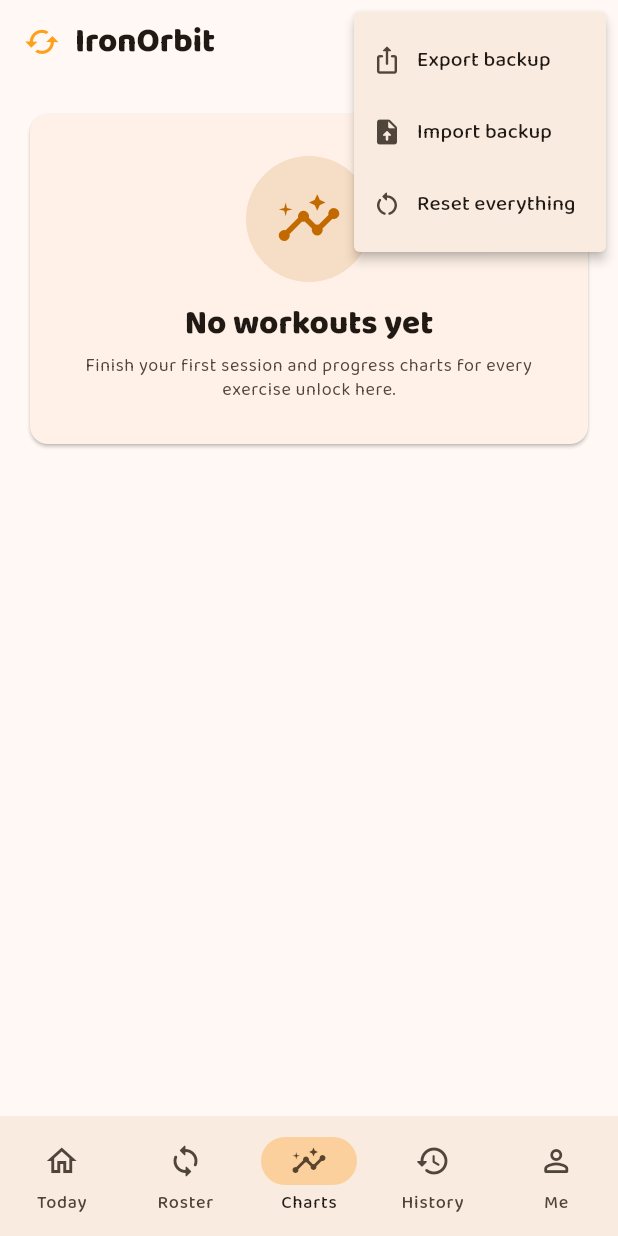
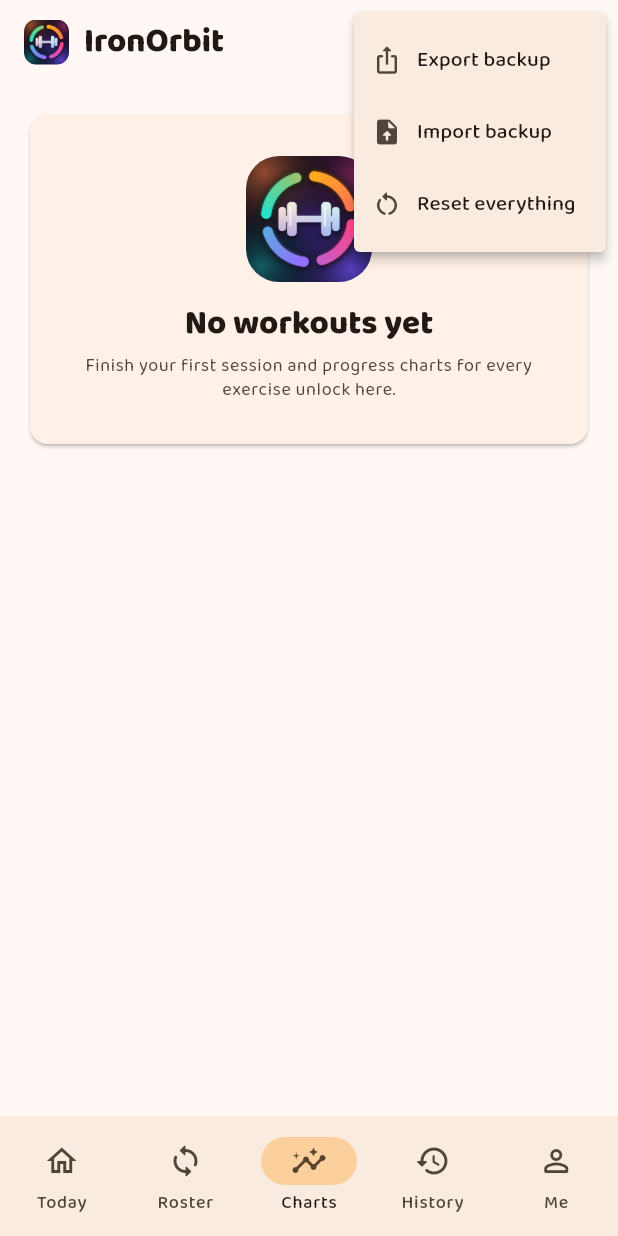
Before and after one commit to RingMaster777/ironorbit, a Flutter app: the screen it shows after launch, item 3 of the bottom bar chosen, after a tap on the "more vert" icon, on a phone screen of 412 x 824 dp. Run offline on Flutter 3.47's test engine with Material 3 defaults, Android fonts, the phone set to English and light mode, and no system bars; our stand-ins replace file_picker, shared_preferences.

Commit message:
Version upgrade

```diff
--- a/lib/sysio.dart
+++ /dev/null
@@ -1,3 +0,0 @@
-/// Conditional file write: real dart:io on native platforms, no-op on web
-/// (where backups go through the browser download instead).
-export 'sysio_stub.dart' if (dart.library.io) 'sysio_vm.dart';
--- a/lib/sysio_stub.dart
+++ /dev/null
@@ -1,2 +0,0 @@
-/// Web stub — file writes go through the browser download instead.
-Future<bool> writeFile(String path, String data) async => false;
--- a/lib/ui/charts_page.dart
+++ b/lib/ui/charts_page.dart
@@ -103,12 +103,9 @@ class _ChartsPageState extends State<ChartsPage> {
                   curve: Curves.elasticOut,
                   builder: (_, v, __) => Transform.scale(
                     scale: v,
-                    child: Container(
-                      width: 84,
-                      height: 84,
-                      decoration: BoxDecoration(
-                          shape: BoxShape.circle, color: chartCols(context)[0].withOpacity(.15)),
-                      child: Icon(Icons.insights_rounded, size: 44, color: chartCols(context)[0]),
+                    child: ClipRRect(
+                      borderRadius: BorderRadius.circular(22),
+                      child: Image.asset('assets/logo/ironorbit_logo.png', width: 84, height: 84),
                     ),
                   ),
                 ),
--- a/lib/ui/ring.dart
+++ b/lib/ui/ring.dart
@@ -57,10 +57,21 @@ class DayRing extends StatelessWidget {
               ),
             ),
             Center(
-              child: Column(mainAxisSize: MainAxisSize.min, children: [
-                Text('Day ${next + 1} of $n', style: tt.bodySmall),
-                Text(plan[next]['name'], style: tt.headlineSmall),
-              ]),
+              child: SizedBox(
+                // Keeps long day names (e.g. "Shoulder and Traps") inside the
+                // ring's own border instead of overflowing past its stroke.
+                width: r * 2 - 40,
+                child: Column(mainAxisSize: MainAxisSize.min, children: [
+                  Text('Day ${next + 1} of $n', style: tt.bodySmall, textAlign: TextAlign.center),
+                  Text(
+                    plan[next]['name'],
+                    style: tt.headlineSmall,
+                    textAlign: TextAlign.center,
+                    maxLines: 2,
+                    overflow: TextOverflow.ellipsis,
+                  ),
+                ]),
+              ),
             ),
           ];
           for (var i = 0; i < n; i++) {
--- a/pubspec.yaml
+++ b/pubspec.yaml
@@ -10,10 +10,13 @@ dependencies:
   flutter:
     sdk: flutter
   shared_preferences: ^2.3.0
-  file_picker: ^8.1.2
+  file_picker: ^13.3.2
 
 flutter:
   uses-material-design: true
+
+  assets:
+    - assets/logo/
 
   fonts:
     - family: Baloo2
```
Also changed, not shown: lib/app.dart (+18 -16 lines), lib/sysio_vm.dart (deleted, +0 -11 lines), assets/logo/ironorbit_icon_square.png (added), assets/logo/ironorbit_logo.png (added), 55 other files.
